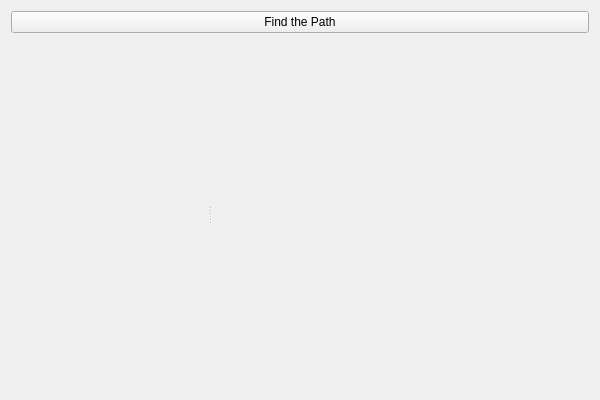
Before: the Qt Designer form Lab4_GUI/gui.ui in Cvelth/Comp_Simulation_Projects, drawn with Qt 5.
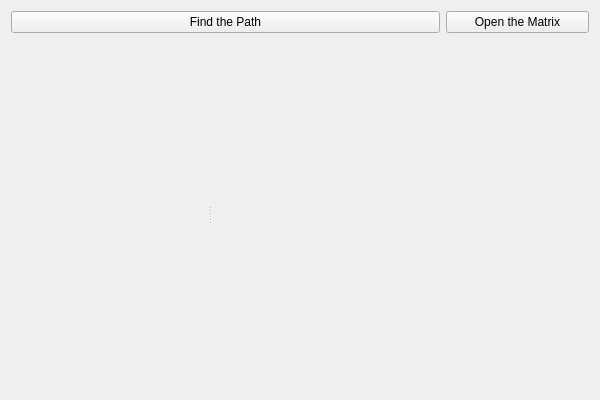
After: the same form once the commit is applied.

Commit message: Matrix system for graph was added for Lab4_GUI.

```diff
--- a/Lab4_GUI/gui.ui
+++ b/Lab4_GUI/gui.ui
@@ -13,7 +13,9 @@
   <property name="windowTitle">
    <string>gui</string>
   </property>
-  <layout class="QVBoxLayout" name="verticalLayout">
+  <layout class="QVBoxLayout" name="verticalLayout" stretch="0,1">
+   <item>
+    <layout class="QHBoxLayout" name="horizontalLayout" stretch="3,1">
    <item>
     <widget class="QPushButton" name="find">
      <property name="text">
@@ -22,6 +24,15 @@
     </widget>
    </item>
    <item>
+      <widget class="QPushButton" name="matrix">
+       <property name="text">
+        <string>Open the Matrix</string>
+       </property>
+      </widget>
+     </item>
+    </layout>
+   </item>
+   <item>
     <widget class="QSplitter" name="splitter">
      <property name="orientation">
       <enum>Qt::Horizontal</enum>
```
Left out of the diff: 2 changed lines with no effect on the pictures. Lines whose indentation alone changed are shown as unchanged. The commit also changes 9 other files.
